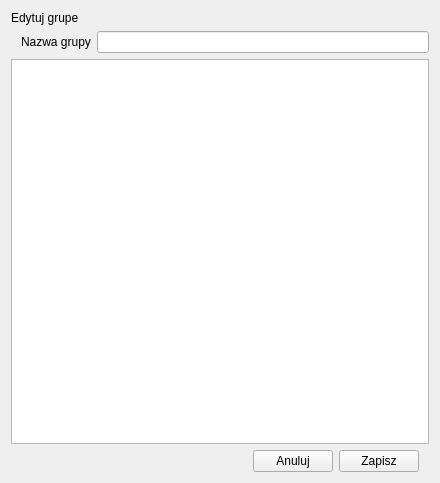
First picture: the form in editgroup.ui, repository Karoleqk/Baza-Kontaktow, before the edit.
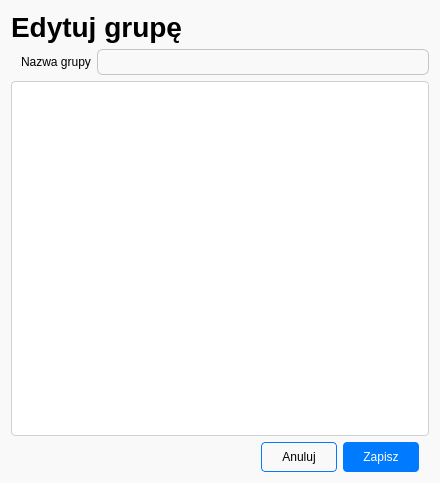
Second picture: the form after the edit.

Commit message: add consistent light theme and align component styles with app palette

Patch:
```diff
--- a/editgroup.ui
+++ b/editgroup.ui
@@ -13,11 +13,125 @@
   <property name="windowTitle">
    <string>Form</string>
   </property>
+  <property name="styleSheet">
+   <string notr="true">* {
+	border: none;
+	background-color: white;
+	padding: 0;
+	margin: 0;
+	color: black;
+}
+
+#label {
+	font-size: 28px;
+	font-weight: bold;
+}
+
+QLineEdit{
+	border: 1px solid #C4C4C4;
+	background-color: white;
+	border-radius: 6px;
+    padding: 4px;
+}
+
+QLineEdit:focus {
+	border-color: #1C2028;
+}
+
+QWidget {
+	background-color: #F9F9F9;
+}
+
+QPushButton {
+	background-color: #007BFF; 
+	color: white;
+	padding: 8px 20px;
+	border-radius: 4px;
+	text-align: center;
+	text-decoration: none;
+}
+
+QPushButton:hover {
+	background-color: #42A5F5;
+}
+
+#closeBtn {
+	background: transparent;
+	color: black;
+	border: 1px solid #007BFF;
+	text-decoration: none;
+	padding-top: 7px;
+	padding-bottom: 7px;
+}
+
+#closeBtn:hover {
+	background-color: #F5F5F5;
+}
+
+QListWidget {
+	background-color: #ffffff;
+	border: 1px solid #d0d0d0;
+	border-radius: 4px;
+	font-size: 12px;
+}
+
+QListWidget::item {
+    padding: 8px 12px;
+    border-radius: 4px;
+}
+QListWidget::item:alternate {
+    background-color: #f9f9f9;
+}
+
+QListWidget::item:hover {
+    background-color: #f0f7ff;
+    color: #202020;
+}
+QListWidget::item:selected {
+    background-color: #e7f0fd;
+    color: #202020;
+    border: 1px solid #a0c4ff;
+    border-radius: 4px;
+}
+
+QListWidget::item:selected:hover {
+    background-color: #d7e5f7;
+    color: #202020;
+    border: 1px solid #7aaaff;
+}
+
+QCheckBox {
+    spacing: 10px;
+    color: #202020;
+}
+
+QCheckBox::indicator {
+    width: 18px;
+	height: 18px;
+	border-radius: 4px;
+	border: 2px solid #007BFF;
+	background: transparent;
+}
+
+QCheckBox::indicator:hover {
+	border-color: #0056b3;
+}
+
+QCheckBox::indicator:checked {
+	background-color: #007BFF;
+	border: 2px solid #007BFF;
+}
+
+QCheckBox::indicator:checked:hover {
+	background-color: #0056b3;
+	border-color: #0056b3;
+}</string>
+  </property>
   <layout class="QVBoxLayout" name="verticalLayout">
    <item>
     <widget class="QLabel" name="label">
      <property name="text">
-      <string>Edytuj grupe</string>
+      <string>Edytuj grupę</string>
      </property>
     </widget>
    </item>
```
The commit also changes 4 other files.
